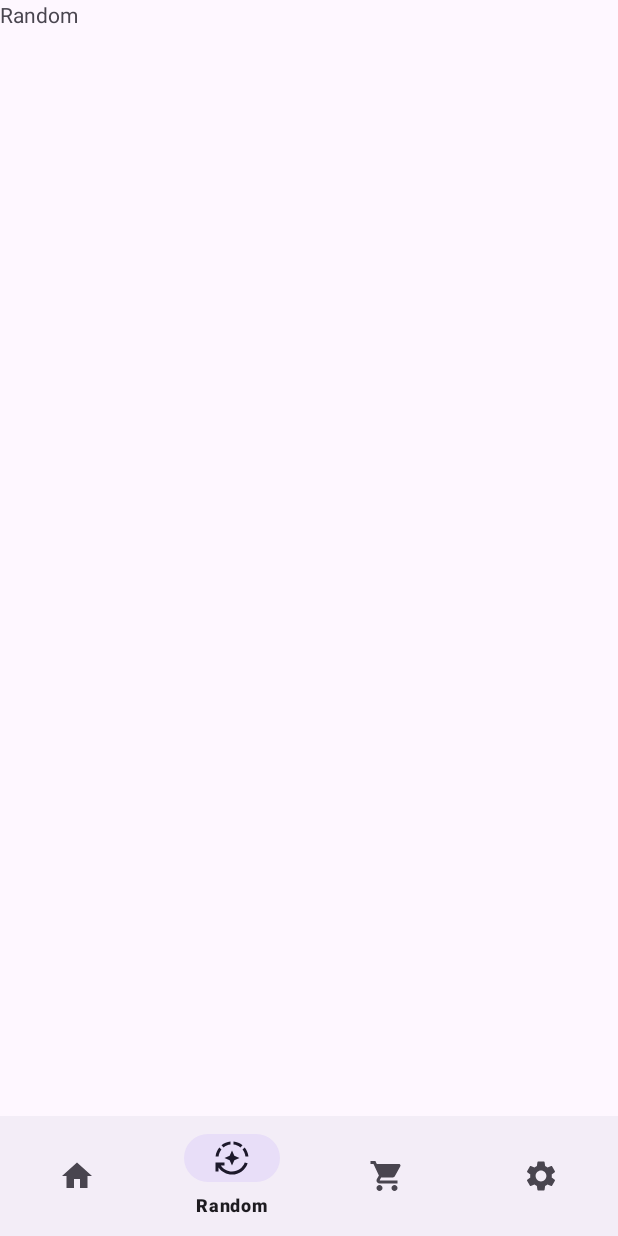
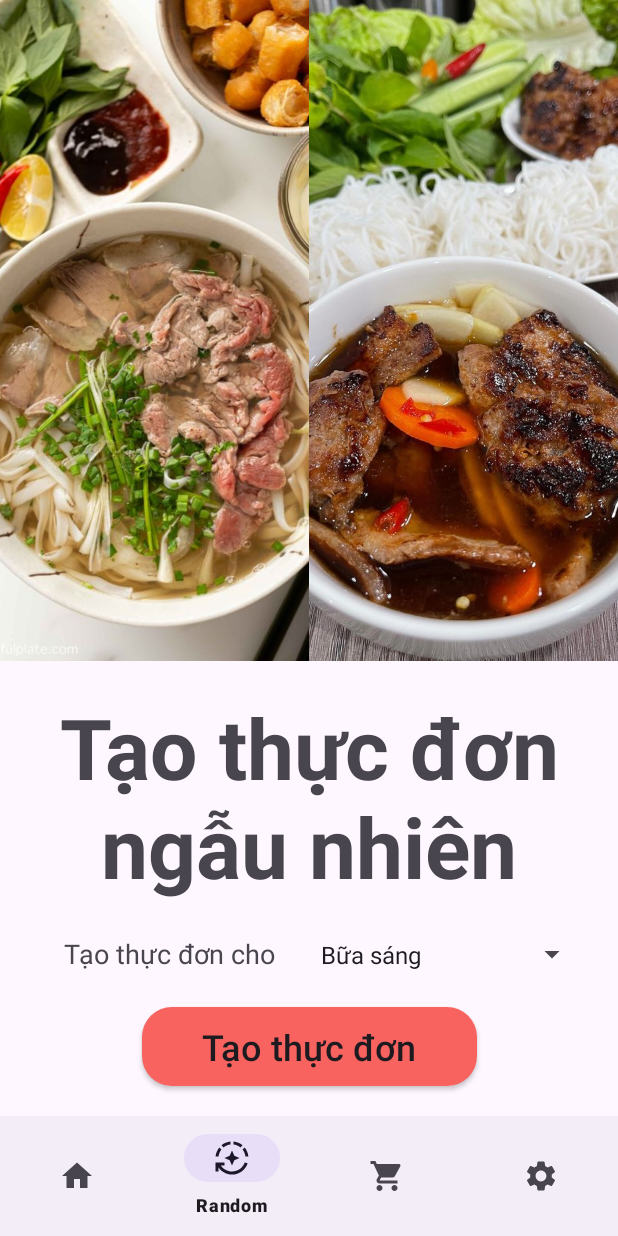
Before and after one commit to luosrevlis/PRM392_FE, an Android app: the screen it shows after launch (MainActivity), item 2 of the bottom bar chosen, on a phone screen of 412 x 824 dp. Run offline under Robolectric (Android 15) with nearby library versions, the phone set to English and light mode, and no system bars.

Commit message:
random fragment

```diff
--- a/app/src/main/java/com/example/prm392_fe/activities/MainActivity.java
+++ b/app/src/main/java/com/example/prm392_fe/activities/MainActivity.java
@@ -33,6 +33,8 @@ public class MainActivity extends AppCompatActivity {
             v.setPadding(systemBars.left, systemBars.top, systemBars.right, systemBars.bottom);
             return insets;
         });
+        binding.bottomNav.setOnApplyWindowInsetsListener(null);
+        binding.bottomNav.setPadding(0, 0, 0, 0);
         replaceFragment(new HomeFragment());
         binding.bottomNav.setOnItemSelectedListener(item -> {
             if (item.getItemId() == R.id.mHome) {
@@ -51,7 +53,7 @@ public class MainActivity extends AppCompatActivity {
     private void replaceFragment(Fragment fragment) {
         FragmentManager fragmentManager = getSupportFragmentManager();
         FragmentTransaction fragmentTransaction = fragmentManager.beginTransaction();
-        fragmentTransaction.replace(R.id.frameFragment, fragment);
+        fragmentTransaction.replace(R.id.clFragment, fragment);
         fragmentTransaction.commit();
     }
 }
--- a/app/src/main/java/com/example/prm392_fe/fragments/RandomFragment.java
+++ b/app/src/main/java/com/example/prm392_fe/fragments/RandomFragment.java
@@ -7,8 +7,11 @@ import androidx.fragment.app.Fragment;
 import android.view.LayoutInflater;
 import android.view.View;
 import android.view.ViewGroup;
+import android.widget.ArrayAdapter;
+import android.widget.Spinner;
 
 import com.example.prm392_fe.R;
+import com.example.prm392_fe.databinding.FragmentRandomBinding;
 
 /**
  * A simple {@link Fragment} subclass.
@@ -60,7 +63,12 @@ public class RandomFragment extends Fragment {
     @Override
     public View onCreateView(LayoutInflater inflater, ViewGroup container,
                              Bundle savedInstanceState) {
+        View rootview = inflater.inflate(R.layout.fragment_random, container, false);
+        Spinner spinnerMeal = rootview.findViewById(R.id.spinnerMeal);
+        String[] meals = new String[] {"Bữa sáng", "Bữa trưa", "Bữa tối"};
+        ArrayAdapter<String> adapter = new ArrayAdapter<>(getActivity(), android.R.layout.simple_spinner_item, meals);
+        spinnerMeal.setAdapter(adapter);
         // Inflate the layout for this fragment
-        return inflater.inflate(R.layout.fragment_random, container, false);
+        return rootview;
     }
 }
--- /dev/null
+++ b/app/src/main/res/drawable/rounded_rectangle_20dp.xml
@@ -0,0 +1,7 @@
+<?xml version="1.0" encoding="utf-8"?>
+<shape xmlns:android="http://schemas.android.com/apk/res/android"
+    android:shape="rectangle" android:padding="10dp">
+    <!-- you can use any color you want I used here gray color-->
+    <solid android:color="#f9635f"/>
+    <corners android:radius="20dp"/>
+</shape>
--- a/app/src/main/res/layout/activity_main.xml
+++ b/app/src/main/res/layout/activity_main.xml
@@ -7,8 +7,8 @@
     android:layout_height="match_parent"
     tools:context=".activities.MainActivity">
 
-    <FrameLayout
-        android:id="@+id/frameFragment"
+    <androidx.constraintlayout.widget.ConstraintLayout
+        android:id="@+id/clFragment"
         android:layout_width="0dp"
         android:layout_height="0dp"
         app:layout_constraintBottom_toTopOf="@+id/bottomNav"
@@ -16,7 +16,7 @@
         app:layout_constraintStart_toStartOf="parent"
         app:layout_constraintTop_toTopOf="parent">
 
-    </FrameLayout>
+    </androidx.constraintlayout.widget.ConstraintLayout>
 
     <com.google.android.material.bottomnavigation.BottomNavigationView
         android:id="@+id/bottomNav"
--- a/app/src/main/res/layout/fragment_random.xml
+++ b/app/src/main/res/layout/fragment_random.xml
@@ -1,14 +1,98 @@
 <?xml version="1.0" encoding="utf-8"?>
-<FrameLayout xmlns:android="http://schemas.android.com/apk/res/android"
+<androidx.constraintlayout.widget.ConstraintLayout xmlns:android="http://schemas.android.com/apk/res/android"
+    xmlns:app="http://schemas.android.com/apk/res-auto"
     xmlns:tools="http://schemas.android.com/tools"
     android:layout_width="match_parent"
     android:layout_height="match_parent"
     tools:context=".fragments.RandomFragment">
 
-    <!-- TODO: Update blank fragment layout -->
+    <LinearLayout
+        android:layout_width="0dp"
+        android:layout_height="0dp"
+        android:orientation="horizontal"
+        android:weightSum="2"
+        android:layout_marginBottom="20dp"
+        app:layout_constraintBottom_toTopOf="@+id/tvTitle"
+        app:layout_constraintTop_toTopOf="parent"
+        app:layout_constraintStart_toStartOf="parent"
+        app:layout_constraintEnd_toEndOf="parent">
+
+        <ImageView
+            android:id="@+id/ivFood1"
+            android:layout_width="0dp"
+            android:layout_height="match_parent"
+            android:layout_weight="1"
+            android:scaleType="centerCrop"
+            android:src="@drawable/food1" />
+
+        <ImageView
+            android:id="@+id/ivFood2"
+            android:layout_width="0dp"
+            android:layout_height="match_parent"
+            android:layout_weight="1"
+            android:scaleType="centerCrop"
+            android:src="@drawable/food2" />
+
+    </LinearLayout>
+
     <TextView
-        android:layout_width="match_parent"
-        android:layout_height="match_parent"
-        android:text="Random" />
+        android:id="@+id/tvTitle"
+        android:layout_width="wrap_content"
+        android:layout_height="wrap_content"
+        android:layout_marginBottom="20dp"
+        android:text="Tạo thực đơn ngẫu nhiên"
+        android:textAlignment="center"
+        android:textSize="56sp"
+        android:textStyle="bold"
+        app:layout_constraintBottom_toTopOf="@+id/llMeal"
+        app:layout_constraintEnd_toEndOf="parent"
+        app:layout_constraintStart_toStartOf="parent" />
 
-</FrameLayout>
+    <LinearLayout
+        android:id="@+id/llMeal"
+        android:layout_width="0dp"
+        android:layout_height="30dp"
+        android:orientation="horizontal"
+        android:weightSum="2"
+        android:layout_margin="20dp"
+        app:layout_constraintBottom_toTopOf="@+id/btnStart"
+        app:layout_constraintStart_toStartOf="parent"
+        app:layout_constraintEnd_toEndOf="parent">
+
+        <TextView
+            android:id="@+id/tvChooseMeal"
+            android:layout_width="0dp"
+            android:layout_height="wrap_content"
+            android:layout_weight="1"
+            android:text="Tạo thực đơn cho"
+            android:textAlignment="center"
+            android:textSize="18sp"
+            app:layout_constraintBottom_toTopOf="@+id/btnStart"
+            app:layout_constraintStart_toStartOf="parent" />
+
+        <Spinner
+            android:id="@+id/spinnerMeal"
+            android:layout_width="0dp"
+            android:layout_height="match_parent"
+            android:layout_weight="1"
+            app:layout_constraintBottom_toTopOf="@+id/btnStart"
+            app:layout_constraintStart_toEndOf="@+id/tvChooseMeal" />
+
+    </LinearLayout>
+
+    <androidx.appcompat.widget.AppCompatButton
+        android:id="@+id/btnStart"
+        android:layout_width="wrap_content"
+        android:layout_height="wrap_content"
+        android:layout_marginBottom="20dp"
+        android:background="@drawable/rounded_rectangle_20dp"
+        android:paddingHorizontal="40dp"
+        android:paddingVertical="10dp"
+        android:text="Tạo thực đơn"
+        android:textAllCaps="false"
+        android:textSize="24sp"
+        app:layout_constraintBottom_toBottomOf="parent"
+        app:layout_constraintEnd_toEndOf="parent"
+        app:layout_constraintStart_toStartOf="parent" />
+
+</androidx.constraintlayout.widget.ConstraintLayout>
```
Also changed, not shown: app/src/main/res/drawable/food1.jpg (added), app/src/main/res/drawable/food2.jpg (added).
